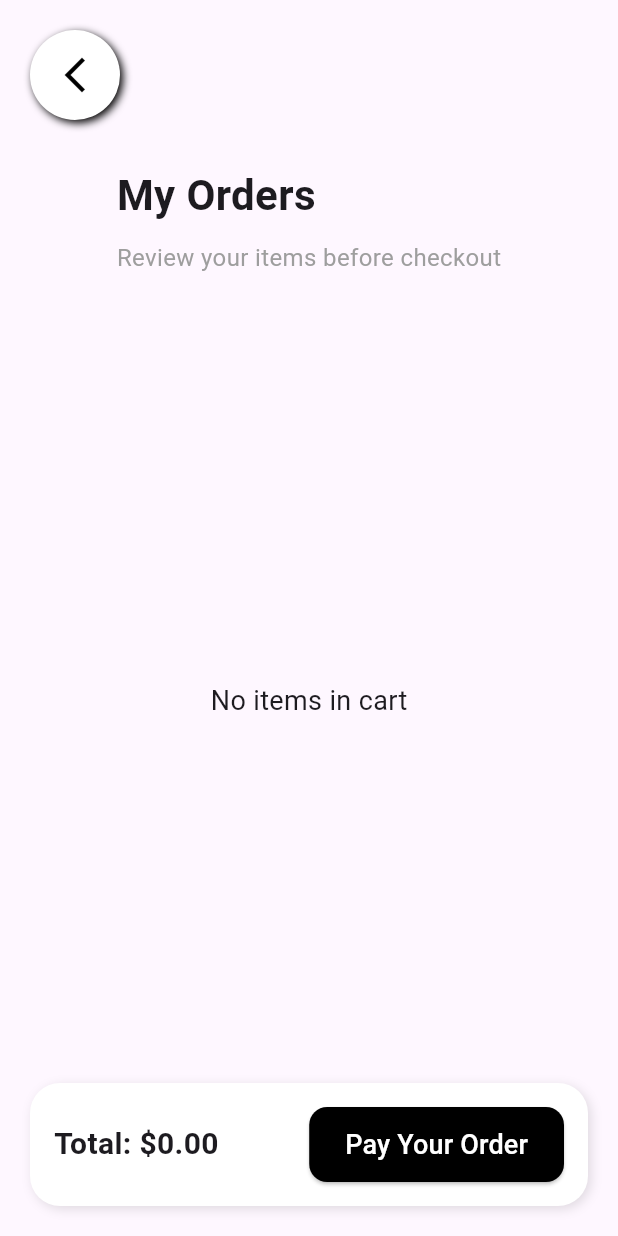
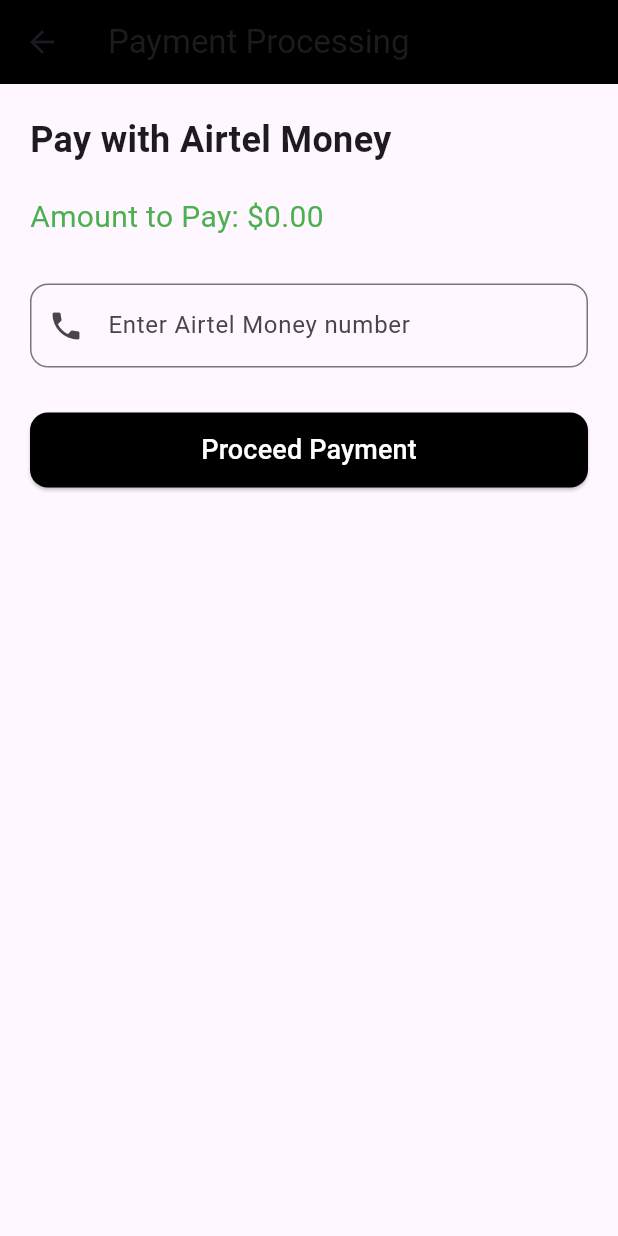
Before and after one commit to bsc-44-21/FoodDelieryApp, a Flutter app: the Order screen opened directly, after a tap on "Pay Your Order", on a phone screen of 412 x 824 dp. Run offline on Flutter 3.47's test engine with Material 3 defaults, Android fonts, the phone set to English and light mode, and no system bars; our stand-ins replace curved_navigation_bar, intl_phone_field, supabase_flutter; accounts and stored records are empty.

Commit message:
Added payment processing screen to handle Airtel Money payment

```diff
--- a/lib/pages/order.dart
+++ b/lib/pages/order.dart
@@ -1,4 +1,5 @@
 import 'package:flutter/material.dart';
+import 'package:food_app/pages/paymentProcessing.dart';
 import 'details.dart'; // Import to access cartItems
 
 class Order extends StatefulWidget {
@@ -231,10 +232,17 @@ class _OrderState extends State<Order> {
                         ),
                       ),
                       onPressed: () {
-                        // Checkout logic
+                        // 👉 Navigate to PaymentScreen
+                        Navigator.push(
+                          context,
+                          MaterialPageRoute(
+                            builder: (context) =>
+                                PaymentScreen(amount: totalPrice),
+                          ),
+                        );
                       },
                       child: const Text(
-                        "Pay Your Order", //Where payment will be processed once clicked
+                        "Pay Your Order",
                         style: TextStyle(fontSize: 18, color: Colors.white),
                       ),
                     ),
--- /dev/null
+++ b/lib/pages/paymentProcessing.dart
@@ -0,0 +1,104 @@
+import 'package:flutter/material.dart';
+
+class PaymentScreen extends StatefulWidget {
+  final double amount;
+  const PaymentScreen({super.key, required this.amount});
+
+  @override
+  State<PaymentScreen> createState() => _PaymentScreenState();
+}
+
+class _PaymentScreenState extends State<PaymentScreen> {
+  final _phoneController = TextEditingController();
+
+  bool _isProcessing = false;
+
+  Future<void> _processPayment() async {
+    if (_phoneController.text.isEmpty) {
+      ScaffoldMessenger.of(context).showSnackBar(
+        const SnackBar(content: Text("Please enter your Airtel Money number")),
+      );
+      return;
+    }
+
+    setState(() => _isProcessing = true);
+
+    // ⚡ Here you’ll call your backend API to trigger Airtel Money STK push
+    await Future.delayed(const Duration(seconds: 2)); // simulate API call
+
+    setState(() => _isProcessing = false);
+
+    ScaffoldMessenger.of(context).showSnackBar(
+      SnackBar(
+        content: Text(
+          "Payment request sent to ${_phoneController.text}. Please authorize with your Airtel PIN.",
+        ),
+      ),
+    );
+
+    Navigator.pop(context); // Go back to Order screen after request
+  }
+
+  @override
+  Widget build(BuildContext context) {
+    return Scaffold(
+      appBar: AppBar(
+        title: const Text("Payment Processing"),
+        backgroundColor: Colors.black,
+      ),
+      body: Padding(
+        padding: const EdgeInsets.all(20),
+        child: Column(
+          crossAxisAlignment: CrossAxisAlignment.start,
+          children: [
+            const Text(
+              "Pay with Airtel Money",
+              style: TextStyle(fontSize: 24, fontWeight: FontWeight.bold),
+            ),
+            const SizedBox(height: 20),
+            Text(
+              "Amount to Pay: \$${widget.amount.toStringAsFixed(2)}",
+              style: const TextStyle(fontSize: 20, color: Colors.green),
+            ),
+            const SizedBox(height: 30),
+
+            // Phone number input
+            TextField(
+              controller: _phoneController,
+              keyboardType: TextInputType.phone,
+              decoration: InputDecoration(
+                hintText: "Enter Airtel Money number",
+                prefixIcon: const Icon(Icons.phone),
+                border: OutlineInputBorder(
+                  borderRadius: BorderRadius.circular(12),
+                ),
+              ),
+            ),
+            const SizedBox(height: 30),
+
+            // Proceed button
+            SizedBox(
+              width: double.infinity,
+              height: 50,
+              child: ElevatedButton(
+                onPressed: _isProcessing ? null : _processPayment,
+                style: ElevatedButton.styleFrom(
+                  backgroundColor: Colors.black,
+                  shape: RoundedRectangleBorder(
+                    borderRadius: BorderRadius.circular(12),
+                  ),
+                ),
+                child: _isProcessing
+                    ? const CircularProgressIndicator(color: Colors.white)
+                    : const Text(
+                        "Proceed Payment",
+                        style: TextStyle(fontSize: 18, color: Colors.white),
+                      ),
+              ),
+            ),
+          ],
+        ),
+      ),
+    );
+  }
+}
```
Also changed, not shown: images/flag.jpeg (added).
